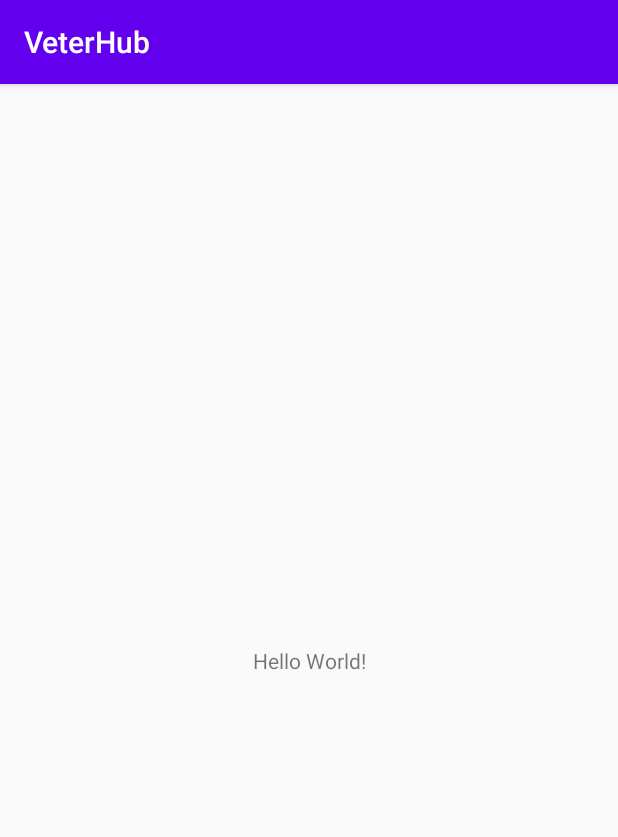
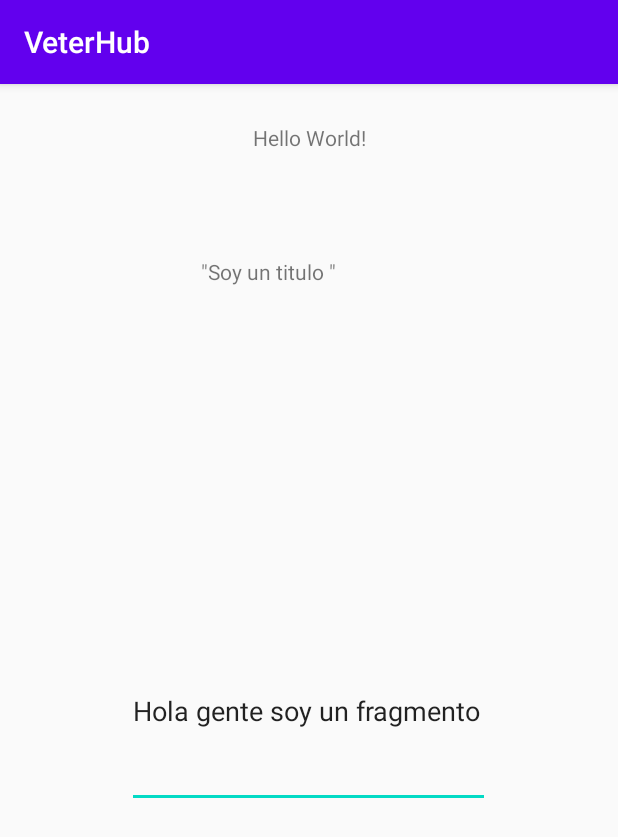
Before and after one commit to matiasErenchun/ProyectoTecnologiasMoviles-, an Android app: the screen it shows after launch (MainActivity), on a phone screen of 412 x 824 dp. Shown: the top 837 px of the screen. Run offline under Robolectric (Android 15) with nearby library versions, the phone set to English and light mode, and no system bars.

Commit message:
ejemplo de fragmento

```diff
--- a/app/build.gradle
+++ b/app/build.gradle
@@ -37,6 +37,9 @@ dependencies {
     implementation "org.jetbrains.kotlin:kotlin-stdlib:$kotlin_version"
     implementation 'com.android.support:appcompat-v7:28.0.0'
     implementation 'com.android.support.constraint:constraint-layout:2.0.4'
+    implementation 'com.android.support:support-v4:28.0.0'
+    implementation 'android.arch.lifecycle:livedata:1.1.1'
+    implementation 'android.arch.lifecycle:viewmodel:1.1.1'
     testImplementation 'junit:junit:4.+'
     androidTestImplementation 'com.android.support.test:runner:1.0.2'
     androidTestImplementation 'com.android.support.test.espresso:espresso-core:3.0.2'
--- /dev/null
+++ b/app/src/main/java/com/example/VeterHub/FragmentExample.kt
@@ -0,0 +1,33 @@
+package com.example.VeterHub
+
+import android.arch.lifecycle.ViewModelProvider
+import android.os.Bundle
+import android.support.v4.app.Fragment
+import android.view.LayoutInflater
+import android.view.View
+import android.view.ViewGroup
+
+class FragmentExample : Fragment() {
+
+    companion object {
+        fun newInstance() = FragmentExample()
+    }
+
+    private lateinit var viewModel: FragmentExampleViewModel
+
+    override fun onCreateView(
+        inflater: LayoutInflater, container: ViewGroup?,
+        savedInstanceState: Bundle?
+    ): View? {
+        return inflater.inflate(R.layout.fragment_example_fragment, container, false)
+    }
+
+    override fun onActivityCreated(savedInstanceState: Bundle?) {
+        super.onActivityCreated(savedInstanceState)
+        viewModel = ViewModelProvider(this, ViewModelProvider.NewInstanceFactory()).get(
+            FragmentExampleViewModel::class.java
+        )
+        // TODO: Use the ViewModel
+    }
+
+}
--- /dev/null
+++ b/app/src/main/java/com/example/VeterHub/FragmentExampleViewModel.kt
@@ -0,0 +1,7 @@
+package com.example.VeterHub
+
+import android.arch.lifecycle.ViewModel
+
+class FragmentExampleViewModel : ViewModel() {
+    // TODO: Implement the ViewModel
+}
--- a/app/src/main/res/layout/activity_main.xml
+++ b/app/src/main/res/layout/activity_main.xml
@@ -7,12 +7,38 @@
     tools:context=".MainActivity">
 
     <TextView
+        android:id="@+id/textView"
         android:layout_width="wrap_content"
         android:layout_height="wrap_content"
         android:text="Hello World!"
         app:layout_constraintBottom_toBottomOf="parent"
         app:layout_constraintLeft_toLeftOf="parent"
         app:layout_constraintRight_toRightOf="parent"
-        app:layout_constraintTop_toTopOf="parent" />
+        app:layout_constraintTop_toTopOf="parent"
+        app:layout_constraintVertical_bias="0.035" />
+
+    <LinearLayout
+        android:id="@+id/container"
+        android:layout_width="397dp"
+        android:layout_height="606dp"
+        android:layout_marginStart="1dp"
+        android:layout_marginTop="24dp"
+        android:layout_marginEnd="1dp"
+        android:layout_marginBottom="1dp"
+        android:orientation="vertical"
+        app:layout_constraintBottom_toBottomOf="parent"
+        app:layout_constraintEnd_toEndOf="parent"
+        app:layout_constraintStart_toStartOf="parent"
+        app:layout_constraintTop_toBottomOf="@+id/textView">
+
+        <fragment
+            android:id="@+id/frament"
+            android:name="com.example.VeterHub.FragmentExample"
+            class="com.example.VeterHub.FragmentExample"
+            android:layout_width="match_parent"
+            android:layout_height="match_parent"
+            tools:layout="@layout/fragment_example_fragment" />
+
+    </LinearLayout>
 
 </android.support.constraint.ConstraintLayout>
--- /dev/null
+++ b/app/src/main/res/layout/fragment_example_fragment.xml
@@ -0,0 +1,32 @@
+<?xml version="1.0" encoding="utf-8"?>
+<FrameLayout xmlns:android="http://schemas.android.com/apk/res/android"
+    xmlns:tools="http://schemas.android.com/tools"
+    android:layout_width="match_parent"
+    android:layout_height="match_parent"
+    tools:context=".FragmentExample">
+
+    <TextView
+        android:layout_width="match_parent"
+        android:layout_height="match_parent" />
+
+    <EditText
+        android:id="@+id/editTextTextPersonName2"
+        android:layout_width="242dp"
+        android:layout_height="129dp"
+        android:layout_gravity="center"
+        android:ems="10"
+        android:inputType="textPersonName"
+        android:rotation="0"
+        android:rotationX="0"
+        android:rotationY="0"
+        android:text="Hola gente soy un fragmento"
+        android:visibility="visible" />
+
+    <TextView
+        android:id="@+id/titleView"
+        android:layout_width="144dp"
+        android:layout_height="65dp"
+        android:layout_gravity="center_horizontal"
+        android:text='"Soy un titulo "' />
+
+</FrameLayout>
```
Also changed, not shown: 1 other file.
